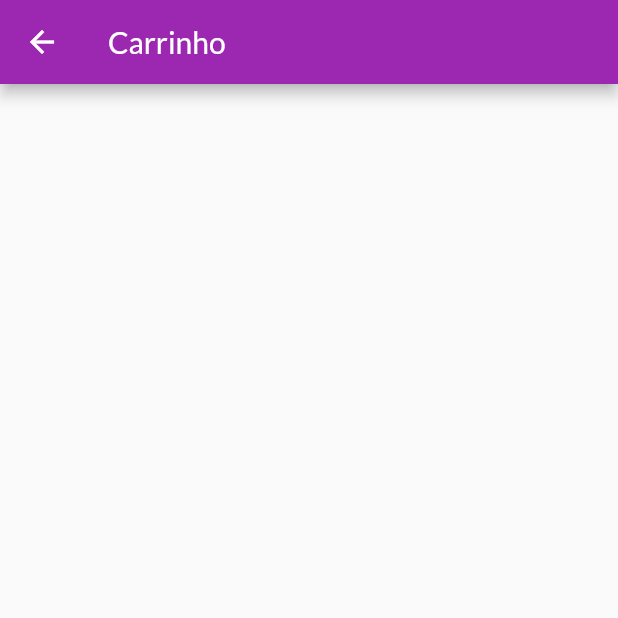
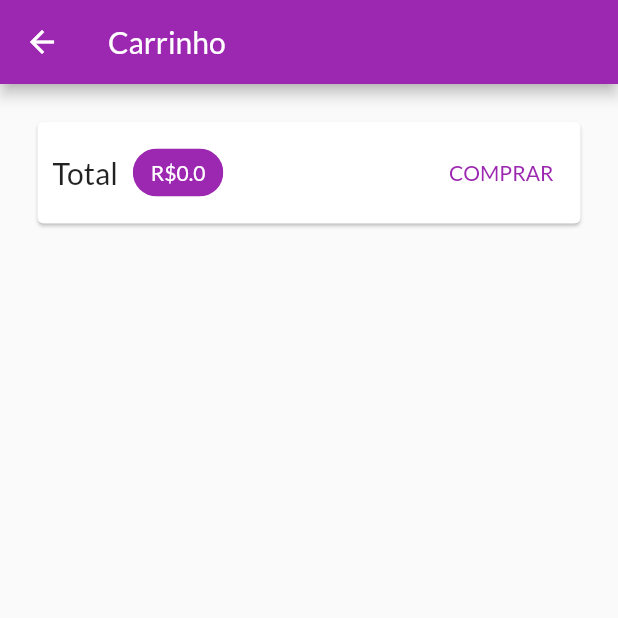
Before and after one commit to Mott4/shop, a Flutter app: the CartPage screen opened by its route, on a phone screen of 412 x 824 dp, the top half of it. Run offline on Flutter 3.47's test engine with Material 2 defaults, Android fonts, the phone set to English and light mode, and no system bars; network calls fail.

Commit message:
task: componente carrinho #01

```diff
--- a/lib/src/views/cartpage/cart_page.dart
+++ b/lib/src/views/cartpage/cart_page.dart
@@ -1,14 +1,45 @@
 import 'package:flutter/material.dart';
+import 'package:provider/provider.dart';
+import 'package:shop/src/models/cart.dart';
 
 class CartPage extends StatelessWidget {
   const CartPage({super.key});
 
   @override
   Widget build(BuildContext context) {
+    final Cart cart = Provider.of<Cart>(context);
+
     return Scaffold(
       appBar: AppBar(
         title: const Text('Carrinho'),
       ),
+      body: Column(
+        children: [
+          Card(
+            margin: const EdgeInsets.all(25),
+            child: Padding(
+              padding: const EdgeInsets.all(10),
+              child: Row(
+                mainAxisAlignment: MainAxisAlignment.spaceBetween,
+                children: [
+                  const Text('Total', style: TextStyle(fontSize: 20)),
+                  const SizedBox(width: 10),
+                  Chip(
+                    backgroundColor: Theme.of(context).primaryColor,
+                    label: Text('R\$${cart.totalAmount}',
+                        style: const TextStyle(color: Colors.white)),
+                  ),
+                  const Spacer(),
+                  TextButton(
+                    onPressed: () {},
+                    child: const Text('COMPRAR'),
+                  ),
+                ],
+              ),
+            ),
+          ),
+        ],
+      ),
     );
   }
 }
```
